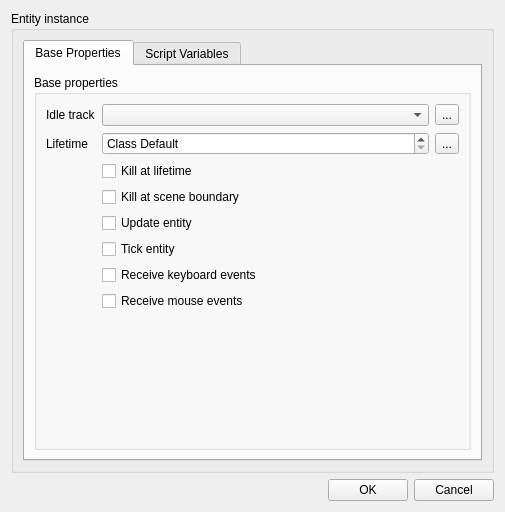
Above: editor/gui/dlgentity.ui from ensisoft/detonator before the change. Below: the same form after it.
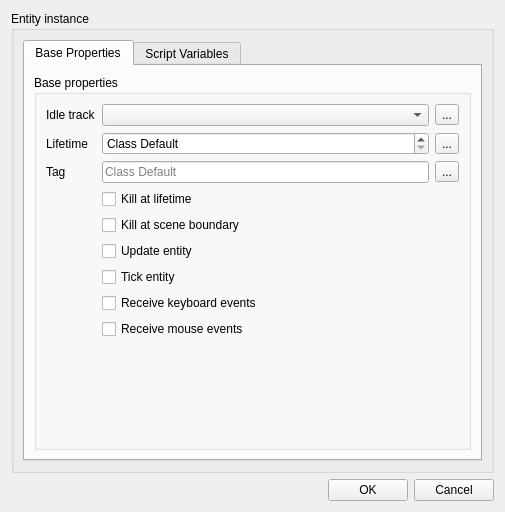
That is the form after the change. Icons and pictures are not drawn.

```diff
--- a/editor/gui/dlgentity.ui
+++ b/editor/gui/dlgentity.ui
@@ -47,7 +47,59 @@
                </property>
               </widget>
              </item>
-             <item row="8" column="1">
+             <item row="0" column="2">
+              <widget class="QToolButton" name="btnResetIdleAnimation">
+               <property name="toolTip">
+                <string>Reset idle track to nothing</string>
+               </property>
+               <property name="text">
+                <string>...</string>
+               </property>
+               <property name="icon">
+                <iconset resource="../resource/resource.qrc">
+                 <normaloff>:/16x16_ico_png/reset.png</normaloff>:/16x16_ico_png/reset.png</iconset>
+               </property>
+               <property name="autoRaise">
+                <bool>false</bool>
+               </property>
+               <property name="arrowType">
+                <enum>Qt::NoArrow</enum>
+               </property>
+              </widget>
+             </item>
+             <item row="7" column="1">
+              <widget class="QCheckBox" name="chkKeyEvents">
+               <property name="text">
+                <string>Receive keyboard events</string>
+               </property>
+               <property name="checked">
+                <bool>false</bool>
+               </property>
+               <property name="tristate">
+                <bool>true</bool>
+               </property>
+              </widget>
+             </item>
+             <item row="6" column="1">
+              <widget class="QCheckBox" name="chkTickEntity">
+               <property name="sizePolicy">
+                <sizepolicy hsizetype="Minimum" vsizetype="Fixed">
+                 <horstretch>0</horstretch>
+                 <verstretch>0</verstretch>
+                </sizepolicy>
+               </property>
+               <property name="text">
+                <string>Tick entity</string>
+               </property>
+               <property name="checked">
+                <bool>false</bool>
+               </property>
+               <property name="tristate">
+                <bool>true</bool>
+               </property>
+              </widget>
+             </item>
+             <item row="9" column="1">
               <spacer name="verticalSpacer">
                <property name="orientation">
                 <enum>Qt::Vertical</enum>
@@ -60,7 +112,39 @@
                </property>
               </spacer>
              </item>
-             <item row="7" column="1">
+             <item row="5" column="1">
+              <widget class="QCheckBox" name="chkUpdateEntity">
+               <property name="sizePolicy">
+                <sizepolicy hsizetype="Minimum" vsizetype="Fixed">
+                 <horstretch>0</horstretch>
+                 <verstretch>0</verstretch>
+                </sizepolicy>
+               </property>
+               <property name="text">
+                <string>Update entity</string>
+               </property>
+               <property name="checked">
+                <bool>false</bool>
+               </property>
+               <property name="tristate">
+                <bool>true</bool>
+               </property>
+              </widget>
+             </item>
+             <item row="0" column="1">
+              <widget class="QComboBox" name="idleAnimation">
+               <property name="sizePolicy">
+                <sizepolicy hsizetype="MinimumExpanding" vsizetype="Fixed">
+                 <horstretch>0</horstretch>
+                 <verstretch>0</verstretch>
+                </sizepolicy>
+               </property>
+               <property name="placeholderText">
+                <string>Class Default</string>
+               </property>
+              </widget>
+             </item>
+             <item row="8" column="1">
               <widget class="QCheckBox" name="chkMouseEvents">
                <property name="text">
                 <string>Receive mouse events</string>
@@ -97,20 +181,7 @@
                </property>
               </widget>
              </item>
-             <item row="6" column="1">
-              <widget class="QCheckBox" name="chkKeyEvents">
-               <property name="text">
-                <string>Receive keyboard events</string>
-               </property>
-               <property name="checked">
-                <bool>false</bool>
-               </property>
-               <property name="tristate">
-                <bool>true</bool>
-               </property>
-              </widget>
-             </item>
-             <item row="2" column="1">
+             <item row="3" column="1">
               <widget class="QCheckBox" name="chkKillAtLifetime">
                <property name="text">
                 <string>Kill at lifetime</string>
@@ -124,18 +195,9 @@
               </widget>
              </item>
              <item row="4" column="1">
-              <widget class="QCheckBox" name="chkUpdateEntity">
-               <property name="sizePolicy">
-                <sizepolicy hsizetype="Minimum" vsizetype="Fixed">
-                 <horstretch>0</horstretch>
-                 <verstretch>0</verstretch>
-                </sizepolicy>
-               </property>
+              <widget class="QCheckBox" name="chkKillAtBoundary">
                <property name="text">
-                <string>Update entity</string>
-               </property>
-               <property name="checked">
-                <bool>false</bool>
+                <string>Kill at scene boundary</string>
                </property>
                <property name="tristate">
                 <bool>true</bool>
@@ -173,27 +235,22 @@
                </property>
               </widget>
              </item>
-             <item row="5" column="1">
-              <widget class="QCheckBox" name="chkTickEntity">
-               <property name="sizePolicy">
-                <sizepolicy hsizetype="Minimum" vsizetype="Fixed">
-                 <horstretch>0</horstretch>
-                 <verstretch>0</verstretch>
-                </sizepolicy>
+             <item row="2" column="1">
+              <widget class="QLineEdit" name="entityTag">
+               <property name="placeholderText">
+                <string>Class Default</string>
                </property>
+              </widget>
+             </item>
+             <item row="2" column="0">
+              <widget class="QLabel" name="label_11">
                <property name="text">
-                <string>Tick entity</string>
-               </property>
-               <property name="checked">
-                <bool>false</bool>
-               </property>
-               <property name="tristate">
-                <bool>true</bool>
+                <string>Tag</string>
                </property>
               </widget>
              </item>
-             <item row="0" column="2">
-              <widget class="QToolButton" name="btnResetIdleAnimation">
+             <item row="2" column="2">
+              <widget class="QToolButton" name="btnResetTag">
                <property name="toolTip">
                 <string>Reset idle track to nothing</string>
                </property>
@@ -212,29 +269,6 @@
                </property>
               </widget>
              </item>
-             <item row="0" column="1">
-              <widget class="QComboBox" name="idleAnimation">
-               <property name="sizePolicy">
-                <sizepolicy hsizetype="MinimumExpanding" vsizetype="Fixed">
-                 <horstretch>0</horstretch>
-                 <verstretch>0</verstretch>
-                </sizepolicy>
-               </property>
-               <property name="placeholderText">
-                <string>Class Default</string>
-               </property>
-              </widget>
-             </item>
-             <item row="3" column="1">
-              <widget class="QCheckBox" name="chkKillAtBoundary">
-               <property name="text">
-                <string>Kill at scene boundary</string>
-               </property>
-               <property name="tristate">
-                <bool>true</bool>
-               </property>
-              </widget>
-             </item>
             </layout>
            </widget>
           </item>
```
Left out of the diff: 16 changed lines with no effect on the pictures.
